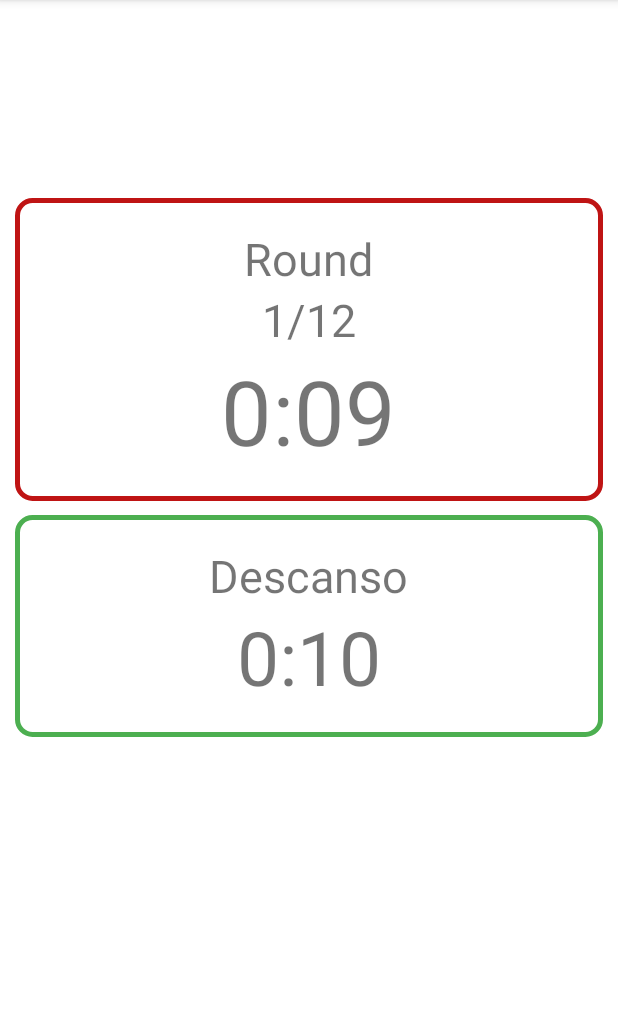
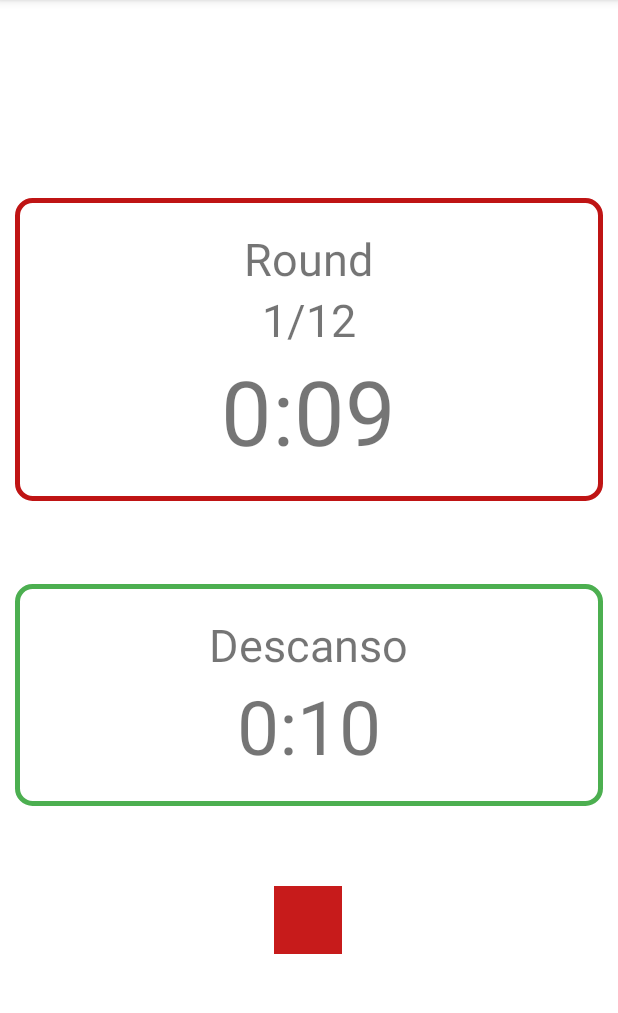
Before and after one commit to acquanero/BoxingTimer, an Android app: the screen it shows after launch (BoxingClockActivity), after a tap on "INICIAR", on a phone screen of 412 x 824 dp, the part 84-1097 px from its top. Run offline under Robolectric (Android 15) with nearby library versions, the light colour scheme and no system bars.

Commit message:
Added stop button to stop clock and go back to select time. Added bell at the begining and the end of the round

```diff
--- a/app/src/main/java/com/acquanero/boxingtimer/BoxingClockActivity.java
+++ b/app/src/main/java/com/acquanero/boxingtimer/BoxingClockActivity.java
@@ -2,9 +2,12 @@ package com.acquanero.boxingtimer;
 
 import androidx.appcompat.app.AppCompatActivity;
 
-import android.annotation.SuppressLint;
+import android.content.Intent;
+import android.media.MediaPlayer;
 import android.os.Bundle;
 import android.os.CountDownTimer;
+import android.view.View;
+import android.widget.ImageButton;
 import android.widget.TextView;
 
 public class BoxingClockActivity extends AppCompatActivity {
@@ -30,12 +33,21 @@ public class BoxingClockActivity extends AppCompatActivity {
     TextView restMinutesTxt;
     TextView restSecondsTxt;
 
+    private ImageButton buttonStop;
+
+    private MediaPlayer mysoundPlayer;
+
+    private Boolean alreadyPlayed;
+
     Bundle data;
 
     @Override
     protected void onCreate(Bundle savedInstanceState) {
         super.onCreate(savedInstanceState);
         setContentView(R.layout.activity_boxing_clock);
+
+        //boolean variable to assure that the bell plays only one in every round
+        alreadyPlayed = false;
 
         data = getIntent().getExtras();
 
@@ -52,6 +64,24 @@ public class BoxingClockActivity extends AppCompatActivity {
         totalRoundTimeInMilisec = (roundSeconds * 1000) + ((roundMinutes * 60) * 1000);
         totalRestTimeInMilisec = (restSeconds * 1000) + ((restMinutes * 60) * 1000);
         totalTimeMilisec = totalRoundTimeInMilisec + totalRestTimeInMilisec + 2000;
+
+        mysoundPlayer = MediaPlayer.create(this, R.raw.boxingbell);
+
+        //Button stop
+
+        buttonStop = findViewById(R.id.button_stop_time);
+
+        buttonStop.setOnClickListener(new View.OnClickListener() {
+            @Override
+            public void onClick(View v) {
+
+                Intent goBack = new Intent(getApplicationContext(), MainActivity.class);
+                startActivity(goBack);
+                finish();
+
+
+            }
+        });
 
         //Graphical compenents of round time and counter
 
@@ -82,9 +112,6 @@ public class BoxingClockActivity extends AppCompatActivity {
         CountDownTimer miTimer = new CountDownTimer(totalTimeMilisec, 1000) {
             @Override
             public void onTick(long millisUntilFinished) {
-
-                System.out.println("round milisec: " + totalRoundTimeInMilisec);
-                System.out.println("switch time milisec: " + counterToSwitchFromRoundToRest);
 
                 System.out.println("restseconds: " + restSeconds);
                 if (counterToSwitchFromRoundToRest <= totalRoundTimeInMilisec) {
@@ -130,6 +157,13 @@ public class BoxingClockActivity extends AppCompatActivity {
 
                 } else {
 
+                    if (alreadyPlayed == false) {
+
+                        mysoundPlayer.start();
+                        alreadyPlayed = true;
+
+                    }
+
                     if (restSeconds == 0){
 
                         if (restMinutes > 0){
@@ -173,6 +207,10 @@ public class BoxingClockActivity extends AppCompatActivity {
             @Override
             public void onFinish() {
 
+                mysoundPlayer.start();
+
+                alreadyPlayed = false;
+
                 counterToSwitchFromRoundToRest = 0;
 
                 if (counter < roundNumbers) {
--- a/app/src/main/java/com/acquanero/boxingtimer/MainActivity.java
+++ b/app/src/main/java/com/acquanero/boxingtimer/MainActivity.java
@@ -6,6 +6,7 @@ import android.content.Intent;
 import android.os.Bundle;
 import android.view.View;
 import android.widget.Button;
+import android.widget.ImageButton;
 import android.widget.TextView;
 
 public class MainActivity extends AppCompatActivity {
@@ -32,7 +33,6 @@ public class MainActivity extends AppCompatActivity {
     private Button buttonAddTimeToRest;
     private Button buttonSubtractTimeToRest;
     private Button buttonStartTimer;
-
 
     @Override
     protected void onCreate(Bundle savedInstanceState) {
--- a/app/src/main/res/layout/activity_boxing_clock.xml
+++ b/app/src/main/res/layout/activity_boxing_clock.xml
@@ -76,12 +76,12 @@
         android:gravity="center"
         android:orientation="vertical"
         android:padding="20dp"
-        app:layout_constraintBottom_toBottomOf="parent"
+        app:layout_constraintBottom_toTopOf="@+id/button_stop_time"
         app:layout_constraintEnd_toEndOf="parent"
-        app:layout_constraintHorizontal_bias="0.157"
+        app:layout_constraintHorizontal_bias="0.526"
         app:layout_constraintStart_toStartOf="parent"
         app:layout_constraintTop_toBottomOf="@+id/linearLayout"
-        app:layout_constraintVertical_bias="0.033">
+        app:layout_constraintVertical_bias="0.508">
 
         <TextView
             android:id="@+id/label_rest"
@@ -122,4 +122,15 @@
 
     </LinearLayout>
 
+    <ImageButton
+        android:id="@+id/button_stop_time"
+        android:layout_width="45dp"
+        android:layout_height="45dp"
+        android:layout_marginBottom="132dp"
+        app:layout_constraintBottom_toBottomOf="parent"
+        app:layout_constraintEnd_toEndOf="parent"
+        app:layout_constraintHorizontal_bias="0.498"
+        app:layout_constraintStart_toStartOf="parent"
+        app:srcCompat="@drawable/stop" />
+
 </androidx.constraintlayout.widget.ConstraintLayout>
```
Also changed, not shown: app/src/main/res/drawable/stop.png (added), app/src/main/stop_button-playstore.png (added), 1 other file.
